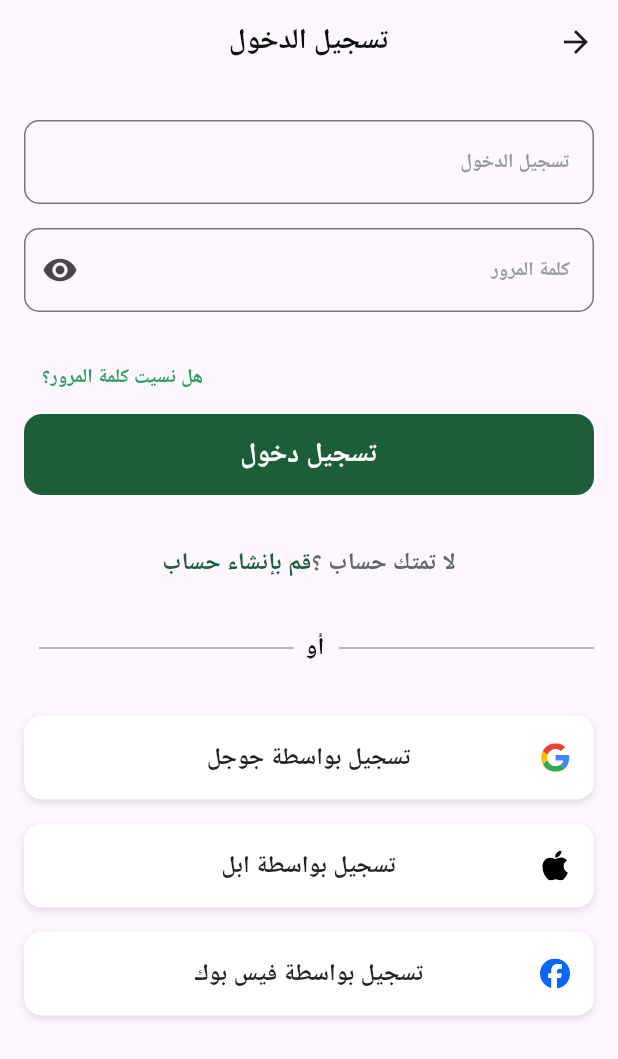
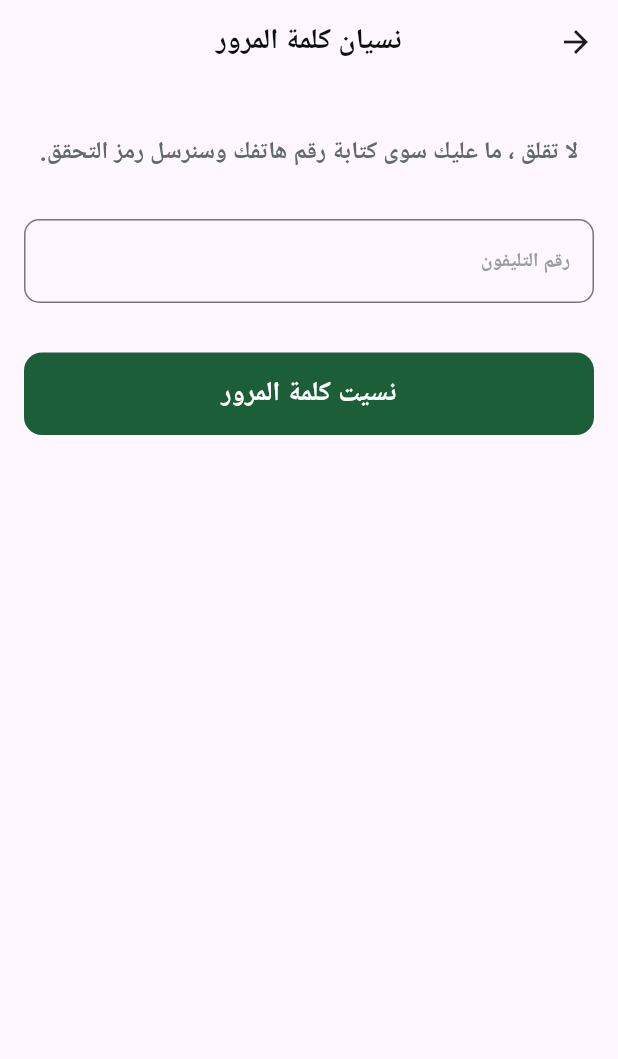
Before and after one commit to karim1430/fruits_app, a Flutter app: the LoginView screen opened by its route, after a tap on "هل نسيت كلمة المرور؟", on a phone screen of 412 x 824 dp. Shown: the top 1059 px of the screen. Run offline on Flutter 3.47's test engine with Material 3 defaults, Android fonts, the phone set to English and light mode, and no system bars; our stand-ins replace awesome_dialog, flutter_svg, google_fonts, pin_code_fields.

Commit message:
Add login feature views and corresponding UI components
- Implement CheckView for code verification with CheckViewBody.
- Create NewPasswordView for setting a new password with NewPasswordViewBody.
- Add PasswordRecoveryView for password recovery process with PasswordRecoveryViewBody.
- Develop CheckViewBody to handle code input and validation.
- Create NewPasswordViewBody for new password input and confirmation.
- Implement PasswordRecoveryViewBody for phone number input and recovery request.
- Utilize custom widgets for buttons and text fields for consistent styling.
- Integrate routing for navigation between views.

```diff
--- a/lib/core/routing/app_router.dart
+++ b/lib/core/routing/app_router.dart
@@ -3,7 +3,10 @@ import 'dart:developer';
 import 'package:flutter/material.dart';
 import 'package:fruits_hub/core/routing/routes.dart';
 import 'package:fruits_hub/feature/home/presentation/views/home_view.dart';
+import 'package:fruits_hub/feature/login/presentation/views/check_view.dart';
 import 'package:fruits_hub/feature/login/presentation/views/login_view.dart';
+import 'package:fruits_hub/feature/login/presentation/views/new_password_view.dart';
+import 'package:fruits_hub/feature/login/presentation/views/password_recovery_view.dart';
 import 'package:fruits_hub/feature/onboarding/presentation/views/onboarding_view.dart';
 import 'package:fruits_hub/feature/splash/presentation/views/splash_view.dart';
 
@@ -19,6 +22,12 @@ class AppRouter {
         return _createRoute(const OnboardingView());
       case Routes.loginView:
         return _createRoute(const LoginView());
+      case Routes.passwordRecoveryView:
+        return _createRoute(PasswordRecoveryView());
+      case Routes.checkView:
+        return _createRoute(CheckView());
+      case Routes.newPasswordView:
+        return _createRoute(NewPasswordView());
       // case Routes.splashScreen:
       //   return _createRoute(const SplashScreen());
       // case Routes.onBoardingScreen:
--- a/lib/core/routing/routes.dart
+++ b/lib/core/routing/routes.dart
@@ -4,4 +4,7 @@ class Routes {
   static const String homeView = '/home';
   static const String onboardingView = '/onboarding';
   static const String loginView = '/login';
+  static const String passwordRecoveryView = '/recovery';
+  static const String checkView = '/check';
+  static const String newPasswordView = '/newPassword';
 }
--- a/lib/core/utils/assets.dart
+++ b/lib/core/utils/assets.dart
@@ -32,4 +32,5 @@ class Assets {
   static const String google = 'assets/googleLogo.svg';
   static const String facebook = 'assets/facebookLogo.svg';
   static const String apple = 'assets/appleLogo.svg';
+  static const String rightPassword = 'assets/rightPassword.svg';
 }
--- /dev/null
+++ b/lib/feature/login/presentation/views/password_recovery_view.dart
@@ -0,0 +1,19 @@
+import 'package:flutter/material.dart';
+import 'package:fruits_hub/core/utils/app_styles.dart';
+
+import 'widgets/password_recovery_view_body.dart';
+
+class PasswordRecoveryView extends StatelessWidget {
+  const PasswordRecoveryView({super.key});
+
+  @override
+  Widget build(BuildContext context) {
+    return Scaffold(
+      appBar: AppBar(
+        title: Text('نسيان كلمة المرور', style: AppStyles.textStyle19),
+        centerTitle: true,
+      ),
+      body: PasswordRecoveryViewBody(),
+    );
+  }
+}
--- a/lib/feature/login/presentation/views/widgets/forget_password.dart
+++ b/lib/feature/login/presentation/views/widgets/forget_password.dart
@@ -1,4 +1,5 @@
 import 'package:flutter/material.dart';
+import 'package:fruits_hub/core/routing/routes.dart';
 
 import '../../../../../core/utils/app_styles.dart';
 
@@ -11,7 +12,9 @@ class ForgetPassword extends StatelessWidget {
       mainAxisAlignment: MainAxisAlignment.end,
       children: [
         TextButton(
-          onPressed: () {},
+          onPressed: () {
+            Navigator.of(context).pushNamed(Routes.passwordRecoveryView);
+          },
           child: Text(
             'هل نسيت كلمة المرور؟',
             style: AppStyles.textStyleSemi13.copyWith(color: Color(0xff2D9F5D)),
--- a/lib/feature/login/presentation/views/widgets/login_view_body.dart
+++ b/lib/feature/login/presentation/views/widgets/login_view_body.dart
@@ -55,7 +55,7 @@ class _LoginViewBodyState extends State<LoginViewBody> {
                   onPressed: () {
                     if (formKey.currentState!.validate()) {
                       formKey.currentState!.save();
-                      Navigator.of(context).pushNamed(Routes.homeView);
+                      Navigator.of(context).pushNamed(Routes.newPasswordView);
                     } else {
                       autovalidateMode = AutovalidateMode.always;
                       setState(() {});
--- /dev/null
+++ b/lib/feature/login/presentation/views/widgets/password_recovery_view_body.dart
@@ -0,0 +1,62 @@
+import 'package:flutter/material.dart';
+import 'package:fruits_hub/core/routing/routes.dart';
+import 'package:fruits_hub/core/utils/app_styles.dart';
+import 'package:fruits_hub/core/widgets/custom_elevated_button.dart';
+import 'package:fruits_hub/core/widgets/custom_text_form_field.dart';
+
+class PasswordRecoveryViewBody extends StatefulWidget {
+  const PasswordRecoveryViewBody({super.key});
+
+  @override
+  State<PasswordRecoveryViewBody> createState() =>
+      _PasswordRecoveryViewBodyState();
+}
+
+class _PasswordRecoveryViewBodyState extends State<PasswordRecoveryViewBody> {
+  GlobalKey<FormState> formKey = GlobalKey();
+  AutovalidateMode autovalidateMode = AutovalidateMode.disabled;
+  @override
+  Widget build(BuildContext context) {
+    return Padding(
+      padding: const EdgeInsets.symmetric(horizontal: 16),
+      child: Form(
+        key: formKey,
+        autovalidateMode: autovalidateMode,
+        child: Column(
+          children: [
+            SizedBox(height: 33),
+            Text(
+              'لا تقلق ، ما عليك سوى كتابة رقم هاتفك وسنرسل رمز التحقق.',
+              style: AppStyles.textStyleSemi16.copyWith(
+                color: Color(0xff616A6B),
+              ),
+            ),
+            SizedBox(height: 33),
+            CustomTextFormField(
+              labelText: 'رقم التليفون',
+              keyboardType: TextInputType.phone,
+            ),
+            SizedBox(height: 33),
+            Row(
+              children: [
+                Expanded(
+                  child: CustomElevatedButton(
+                    buttonText: 'نسيت كلمة المرور',
+                    onPressed: () {
+                      if (formKey.currentState!.validate()) {
+                        formKey.currentState!.save();
+                        Navigator.of(context).pushNamed(Routes.checkView);
+                      } else {
+                        autovalidateMode = AutovalidateMode.always;
+                      }
+                    },
+                  ),
+                ),
+              ],
+            ),
+          ],
+        ),
+      ),
+    );
+  }
+}
--- a/pubspec.yaml
+++ b/pubspec.yaml
@@ -37,6 +37,9 @@ dependencies:
   flutter_svg: ^2.2.0
   font_awesome_flutter: ^10.10.0
   google_fonts: ^6.3.1
+  pin_code_fields: ^8.0.1
+  awesome_dialog: ^3.1.0
+
 
 dev_dependencies:
   flutter_lints: ^5.0.0
```
Also changed, not shown: lib/feature/login/presentation/views/check_view.dart (added, +19 -0 lines), lib/feature/login/presentation/views/new_password_view.dart (added, +18 -0 lines), lib/feature/login/presentation/views/widgets/check_view_body.dart (added, +113 -0 lines), lib/feature/login/presentation/views/widgets/new_password_view_body.dart (added, +118 -0 lines), assets/rightPassword.svg (added), pubspec.lock, 5 other files.
